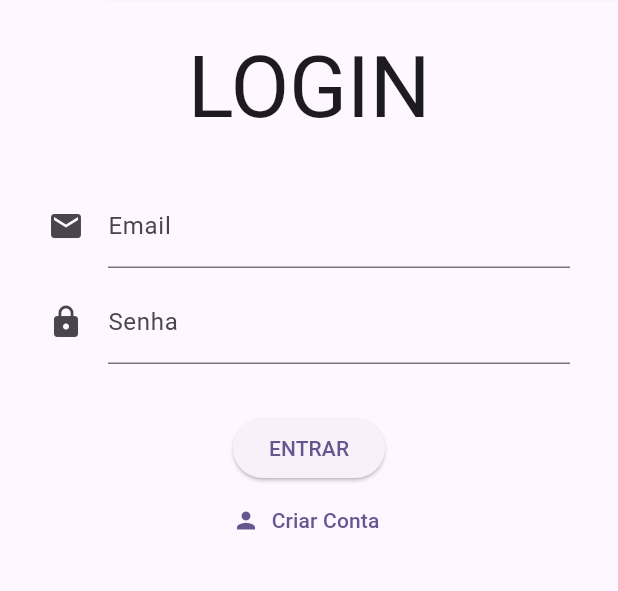
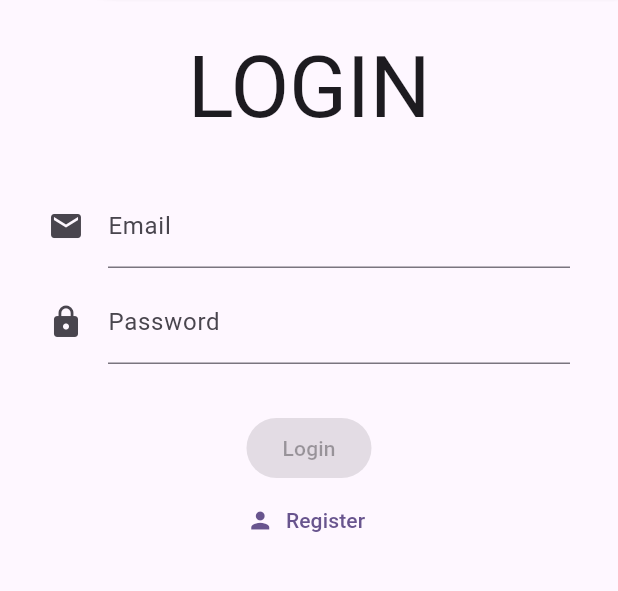
Before and after one commit to joseaugustomenezes/for_dev, a Flutter app: the LoginPage screen opened directly, on a phone screen of 412 x 824 dp, the part 368-959 px from its top. Run offline on Flutter 3.47's test engine with Material 3 defaults, Android fonts, the phone set to English and light mode, and no system bars.

Commit message:
ensured login page loads with correct initial state

```diff
--- a/lib/ui/pages/login_page.dart
+++ b/lib/ui/pages/login_page.dart
@@ -22,32 +22,33 @@ class LoginPage extends StatelessWidget {
                   children: [
                     TextFormField(
                       decoration: const InputDecoration(
-                          labelText: 'Email',
-                          icon: Icon(Icons.email),
-                          focusColor: Colors.yellow,
-                          hintStyle: TextStyle(
-                            color: Colors.yellow,
-                          )),
+                        labelText: 'Email',
+                        icon: Icon(Icons.email),
+                        focusColor: Colors.yellow,
+                        hintStyle: TextStyle(
+                          color: Colors.yellow,
+                        ),
+                      ),
                       keyboardType: TextInputType.emailAddress,
                     ),
                     Padding(
                       padding: const EdgeInsets.only(top: 8, bottom: 32),
                       child: TextFormField(
                         decoration: const InputDecoration(
-                          labelText: 'Senha',
+                          labelText: 'Password',
                           icon: Icon(Icons.lock),
                         ),
                         obscureText: true,
                       ),
                     ),
-                    ElevatedButton(
-                      onPressed: () {},
-                      child: const Text('ENTRAR'),
+                    const ElevatedButton(
+                      onPressed: null,
+                      child: Text('Login'),
                     ),
                     TextButton.icon(
                       onPressed: () {},
                       icon: const Icon(Icons.person),
-                      label: const Text('Criar Conta'),
+                      label: const Text('Register'),
                     ),
                   ],
                 ),
```
Also changed, not shown: 2 other files.
